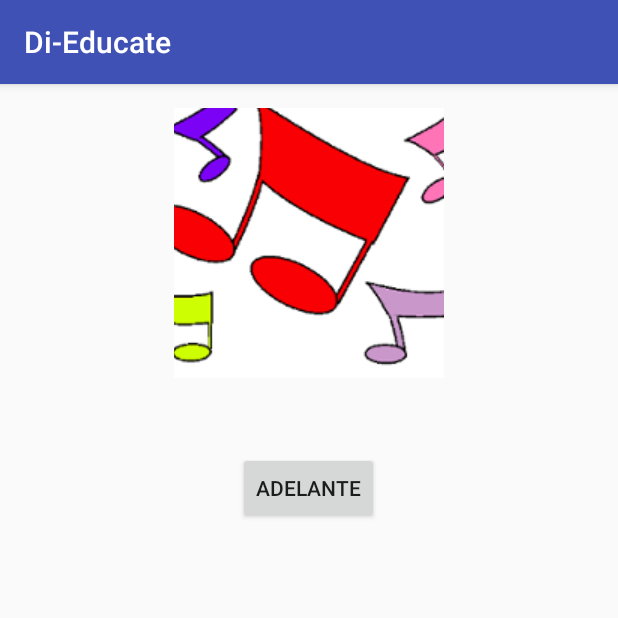
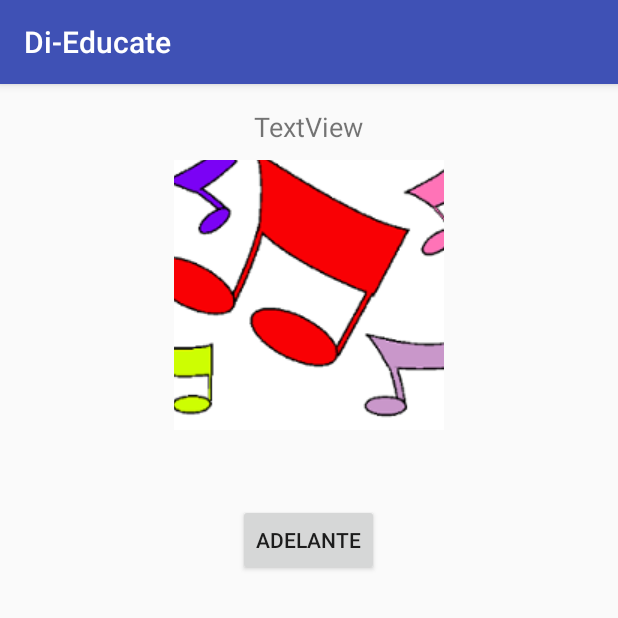
Before and after one commit to ctr1830/Di-Educate, an Android app: the Pre_Escucho3 screen opened directly, with no data from a screen before it, on a phone screen of 412 x 824 dp, the top half of it. Run offline under Robolectric (Android 15) with nearby library versions, the phone set to English and light mode, and no system bars; network calls fail.

Commit message:
Añadido RequestEnunciados y comienzo de RequestCalifications

```diff
--- a/Di-Educate/app/src/main/java/Business/ObtenerDatos.java
+++ b/Di-Educate/app/src/main/java/Business/ObtenerDatos.java
@@ -12,6 +12,7 @@ import java.net.MalformedURLException;
 import java.net.URL;
 
 import Data.Audio;
+import Data.Enunciado;
 import Data.Imagenes;
 import Data.Respuestas;
 
@@ -64,4 +65,18 @@ public class ObtenerDatos {
         }
         return urls;
     }
+
+    public Enunciado getEnunciados(int id) throws Exception {
+        Enunciado texto = new Enunciado();
+
+        JSONObject json;
+        json = cliente.getJson("requestEnunciados?ejercicio=" + id);
+        JSONArray array = json.getJSONArray("textoEnunciado");
+        for (int i = 0; i < array.length(); i++) {
+            JSONObject item = array.getJSONObject(i);
+            texto.setEnunciados(item.getString("textoEnunciado"));
+            System.out.println(texto.getEnunciados().get(i));
+        }
+        return texto;
+    }
 }
--- /dev/null
+++ b/Di-Educate/app/src/main/java/Data/Enunciado.java
@@ -0,0 +1,19 @@
+package Data;
+
+import java.util.ArrayList;
+
+/**
+ * Created by cristian on 19/01/17.
+ */
+
+public class Enunciado {
+    private ArrayList<String> enunciados =new ArrayList<>();
+
+    public ArrayList<String> getEnunciados() {
+        return enunciados;
+    }
+
+    public void setEnunciados(String enunciado) {
+        enunciados.add(enunciado);
+    }
+}
--- a/Di-Educate/app/src/main/java/eus/ehu/tta/intel/di_educate/Pre_Escucho3.java
+++ b/Di-Educate/app/src/main/java/eus/ehu/tta/intel/di_educate/Pre_Escucho3.java
@@ -5,6 +5,7 @@ import android.media.MediaPlayer;
 import android.support.v7.app.AppCompatActivity;
 import android.os.Bundle;
 import android.view.View;
+import android.widget.TextView;
 
 import java.io.IOException;
 import java.util.ArrayList;
@@ -12,6 +13,7 @@ import java.util.ArrayList;
 import Business.Communication;
 import Business.ObtenerDatos;
 import Data.Audio;
+import Data.Enunciado;
 
 public class Pre_Escucho3 extends AppCompatActivity {
     private ArrayList<String> audio=null;
@@ -22,7 +24,26 @@ public class Pre_Escucho3 extends AppCompatActivity {
         super.onCreate(savedInstanceState);
         setContentView(R.layout.activity_preescucho3);
 
+        getEnunciado();
         getAudio();
+    }
+
+    public void getEnunciado(){
+        new Communication<Enunciado>(this){
+            @Override
+            protected Enunciado work() throws Exception{
+                ObtenerDatos data = new ObtenerDatos();
+                Enunciado texto= data.getEnunciados(8);
+                return texto;
+            }
+
+            @Override
+            protected void onFinish(Enunciado result) {
+
+                TextView texto=(TextView)findViewById(R.id.enunciado);
+                texto.setText(result.getEnunciados().get(0));
+            }
+        }.execute();
     }
 
     public void getAudio(){
--- a/Di-Educate/app/src/main/res/layout/activity_preescucho3.xml
+++ b/Di-Educate/app/src/main/res/layout/activity_preescucho3.xml
@@ -10,15 +10,6 @@
     android:paddingTop="@dimen/activity_vertical_margin"
     tools:context="eus.ehu.tta.intel.di_educate.Pre_Escucho3">
 
-    <ImageButton
-        android:layout_width="180dp"
-        android:layout_height="180dp"
-        android:src="@drawable/audio"
-        android:layout_alignParentTop="true"
-        android:layout_centerHorizontal="true"
-        android:id="@+id/imageButton3"
-        android:onClick="audio"/>
-
     <Button
         android:text="@string/badelante"
         android:layout_width="wrap_content"
@@ -28,4 +19,24 @@
         android:layout_below="@+id/imageButton3"
         android:layout_centerHorizontal="true"
         android:layout_marginTop="49dp" />
+
+    <TextView
+        android:text="TextView"
+        android:layout_width="wrap_content"
+        android:layout_height="wrap_content"
+        android:id="@+id/enunciado"
+        android:fontFamily="sans-serif"
+        android:textSize="18sp"
+        android:layout_alignParentTop="true"
+        android:layout_centerHorizontal="true" />
+
+    <ImageButton
+        android:layout_width="180dp"
+        android:layout_height="180dp"
+        android:src="@drawable/audio"
+        android:id="@+id/imageButton3"
+        android:onClick="audio"
+        android:layout_below="@+id/enunciado"
+        android:layout_centerHorizontal="true"
+        android:layout_marginTop="10dp" />
 </RelativeLayout>
```
Also changed, not shown: Di-Educate/app/src/main/AndroidManifest.xml (+18 -16 lines), Di-Educate/app/src/main/java/eus/ehu/tta/intel/di_educate/Escucho3.java (+2 -10 lines), Di-Educate/app/src/main/java/eus/ehu/tta/intel/di_educate/LeoLeo3.java (+20 -2 lines), Di-Educate/app/src/main/java/eus/ehu/tta/intel/di_educate/Seguimiento.java (added, +38 -0 lines), Di-Educate/app/src/main/java/eus/ehu/tta/intel/di_educate/SubMenuActivity.java (+16 -10 lines), Di-Educate/app/src/main/res/layout/activity_escucho3.xml (+10 -9 lines), Di-Educate/app/src/main/res/layout/activity_leo_leo3.xml (+4 -4 lines), Di-Educate/app/src/main/res/layout/activity_seguimiento.xml (added, +56 -0 lines), Di-Educate/app/src/main/res/layout/activity_sub_menu.xml (+6 -3 lines).
